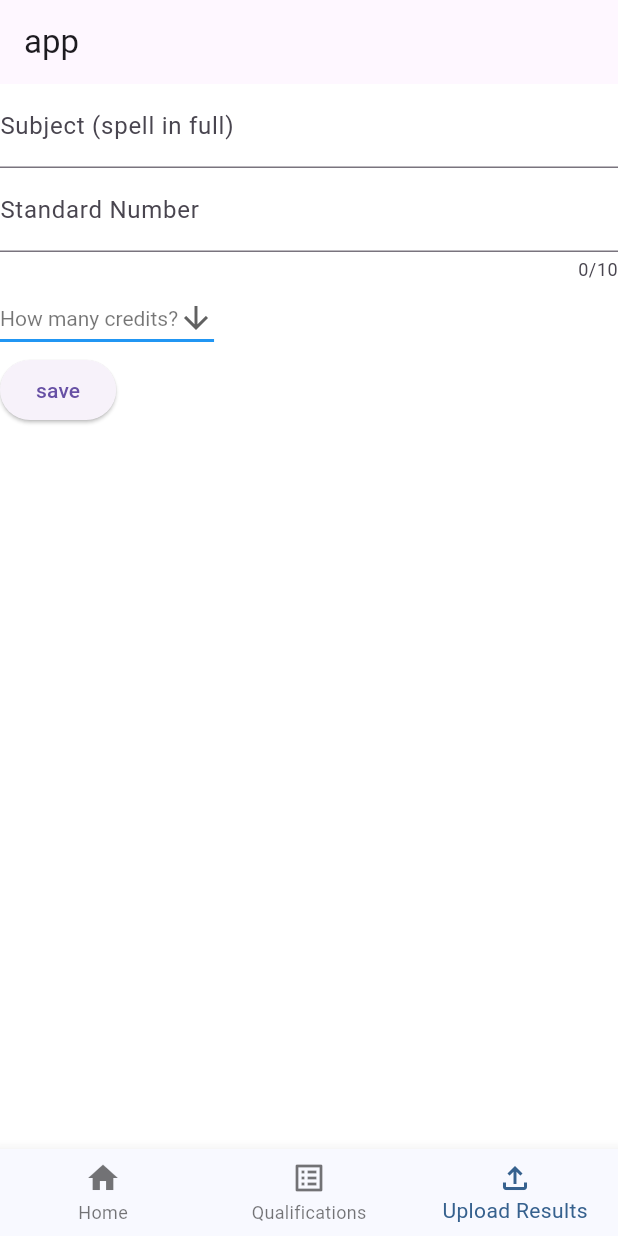
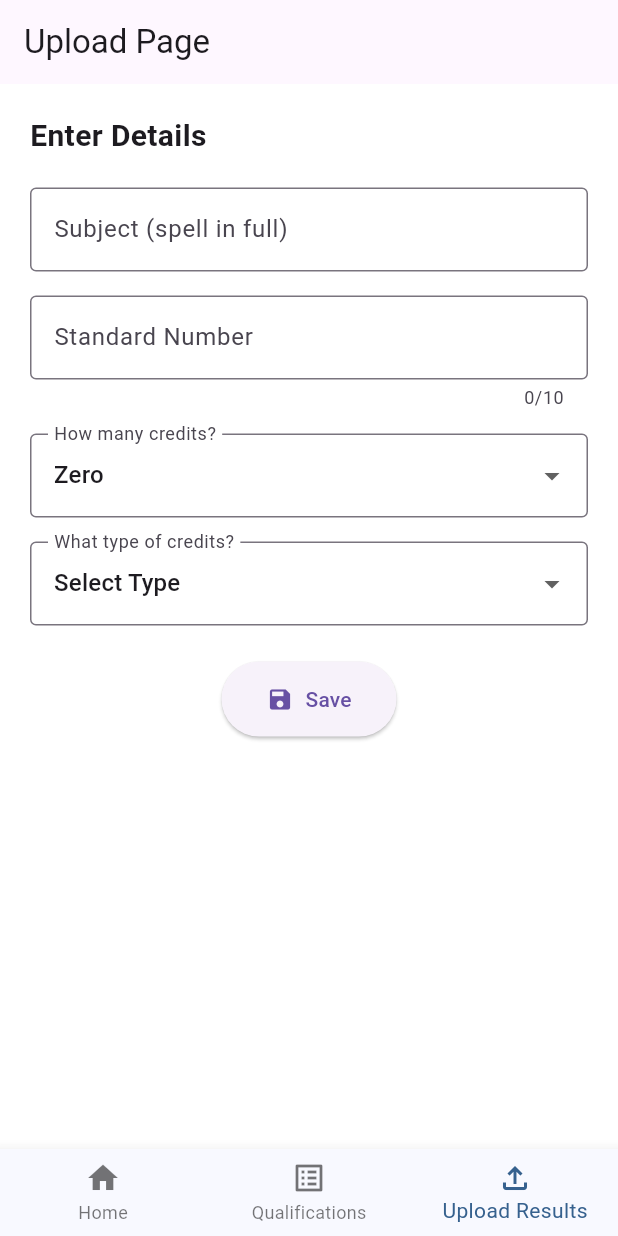
Before and after one commit to Jamesthe1god/Digilvl3app, a Flutter app: the screen it shows after launch, item 3 of the bottom bar chosen, on a phone screen of 412 x 824 dp. Run offline on Flutter 3.47's test engine with Material 3 defaults, Android fonts, the phone set to English and light mode, and no system bars.

Commit message:
Remade the upload page now moving onto displaying the data

```diff
--- a/lib/Pages/Upload results.dart
+++ b/lib/Pages/Upload results.dart
@@ -14,11 +14,13 @@ class _UploadPageState extends State<UploadPage> {
   String dropdownValue = 'Zero';
   String subject = '';
   String standard = '';
+  String amount = 'Zero';
+  String grade = 'Zero';
   late File jsonFile;
   List<dynamic> upload = [];
 
   @override
-  void initSate() {
+  void initState() {
     super.initState();
     _initFile();
   }
@@ -32,9 +34,9 @@ class _UploadPageState extends State<UploadPage> {
     }
   }
 
-  Future<void> _addUpload(String subject, String standard) async {
-    upload.add({'subject': subject, 'standard': standard});
-    await jsonFile.writeAsString(json.encode(upload)); //sorts the file
+  Future<void> _addUpload(String subject, String standard, String amount) async {
+    upload.add({'subject': subject, 'standard': standard, 'amount': amount});
+    await jsonFile.writeAsString(json.encode(upload));
   }
 
   @override
@@ -42,65 +44,99 @@ class _UploadPageState extends State<UploadPage> {
     return MaterialApp(
       home: Scaffold(
         backgroundColor: Colors.white,
-        appBar: AppBar(title: const Text('app')),
-        body: Center(
+        appBar: AppBar(title: const Text('Upload Page')),
+        body: SingleChildScrollView(
+          padding: const EdgeInsets.all(20),
           child: Column(
-            mainAxisAlignment: MainAxisAlignment.start,
             crossAxisAlignment: CrossAxisAlignment.start,
             children: <Widget>[
-              Container(
-                child: TextField(
-                  onChanged:
-                      (value) =>
-                          subject =
-                              value, //When changed it will add it to the variable
+              const Text(
+                'Enter Details',
+                style: TextStyle(fontSize: 20, fontWeight: FontWeight.bold),
+              ),
+              const SizedBox(height: 20),
+
+              /// Subject Input
+              TextField(
+                onChanged: (value) => subject = value,
                 decoration: const InputDecoration(
-                    label: Text('Subject (spell in full)'),
+                  labelText: 'Subject (spell in full)',
+                  border: OutlineInputBorder(),
                 ),
               ),
-              ),
-              Container(
-                child: TextField(
+              const SizedBox(height: 16),
+
+              // Standard Input
+              TextField(
                 onChanged: (value) => standard = value,
                 maxLength: 10,
                 decoration: const InputDecoration(
-                    label: Text('Standard Number'),
+                  labelText: 'Standard Number',
+                  border: OutlineInputBorder(),
                 ),
               ),
+              const SizedBox(height: 16),
+
+              // Amount Dropdown
+              DropdownButtonFormField<String>(
+                value: amount,
+                decoration: const InputDecoration(
+                  labelText: 'How many credits?',
+                  border: OutlineInputBorder(),
                 ),
-              Container(
-                child: DropdownButton<String>(
-                  value: dropdownValue,
-                  icon: const Icon(Icons.arrow_downward),
-                  style: const TextStyle(color: Colors.black54),
-                  underline: Container(height: 2, color: Colors.blue),
                 onChanged: (String? newValue) {
                   setState(() {
-                      dropdownValue = newValue!;
+                    amount = newValue!;
                   });
                 },
                 items: const [
-                    DropdownMenuItem<String>(
-                      value: 'Zero',
-                      child: Text('How many credits?'),
-                    ),
-                    DropdownMenuItem<String>(value: 'One', child: Text('One')),
-                    DropdownMenuItem<String>(value: 'Two', child: Text('Two')),
-                    DropdownMenuItem<String>(
-                      value: 'Three',
-                      child: Text('Three'),
-                    ),
+                  DropdownMenuItem(value: 'Zero', child: Text('Zero')),
+                  DropdownMenuItem(value: 'One', child: Text('One')),
+                  DropdownMenuItem(value: 'Two', child: Text('Two')),
+                  DropdownMenuItem(value: 'Three', child: Text('Three')),
                 ],
               ),
+              const SizedBox(height: 16),
+
+              /// Grade Dropdown
+              DropdownButtonFormField<String>(
+                value: grade,
+                decoration: const InputDecoration(
+                  labelText: 'What type of credits?',
+                  border: OutlineInputBorder(),
                 ),
-              Container(
-                child: ElevatedButton(
+                onChanged: (String? newValue) {
+                  setState(() {
+                    grade = newValue!;
+                  });
+                },
+                items: const [
+                  DropdownMenuItem(value: 'Zero', child: Text('Select Type')),
+                  DropdownMenuItem(value: 'E', child: Text('E')),
+                  DropdownMenuItem(value: 'M', child: Text('M')),
+                  DropdownMenuItem(value: 'A', child: Text('A')),
+                  DropdownMenuItem(value: 'N', child: Text('N')),
+                ],
+              ),
+              const SizedBox(height: 24),
+
+              // Save Button
+              Center(
+                child: ElevatedButton.icon(
                   onPressed: () {
                     if (subject.isNotEmpty && standard.isNotEmpty) {
-                      _addUpload(subject, standard);
+                      _addUpload(subject, standard, amount);
+                      ScaffoldMessenger.of(context).showSnackBar(
+                        const SnackBar(content: Text('Upload saved')),
+                      );
                     }
                   },
-                  child: const Text('save'),
+                  icon: const Icon(Icons.save),
+                  label: const Text('Save'),
+                  style: ElevatedButton.styleFrom(
+                    padding: const EdgeInsets.symmetric(
+                        horizontal: 30, vertical: 15),
+                  ),
                 ),
               ),
             ],
```
Lines whose indentation alone changed are shown as unchanged.
